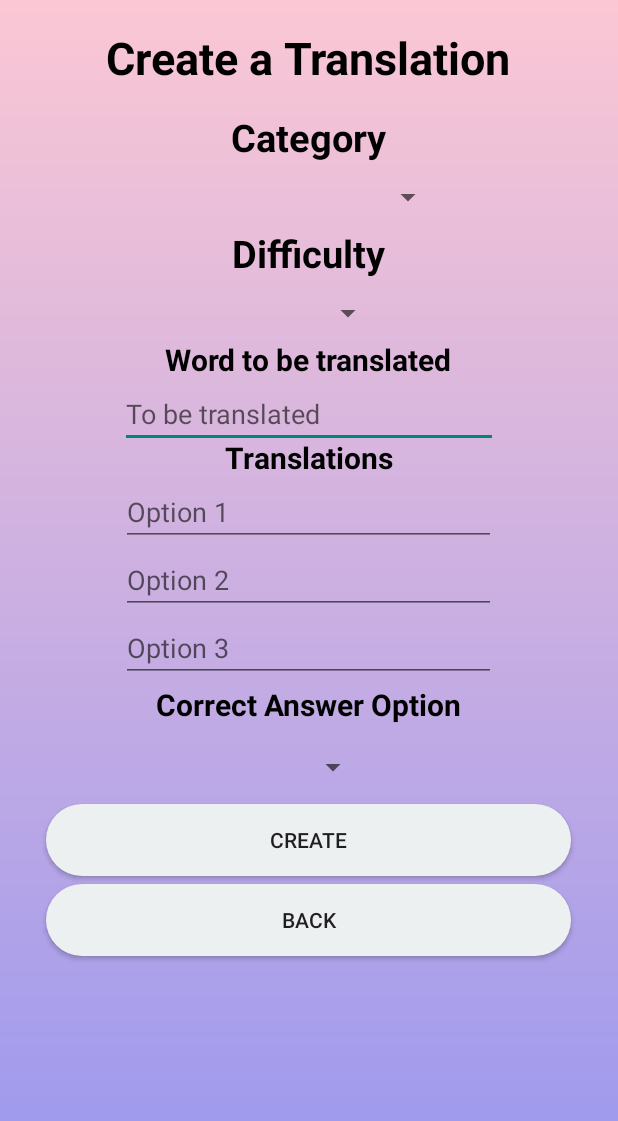
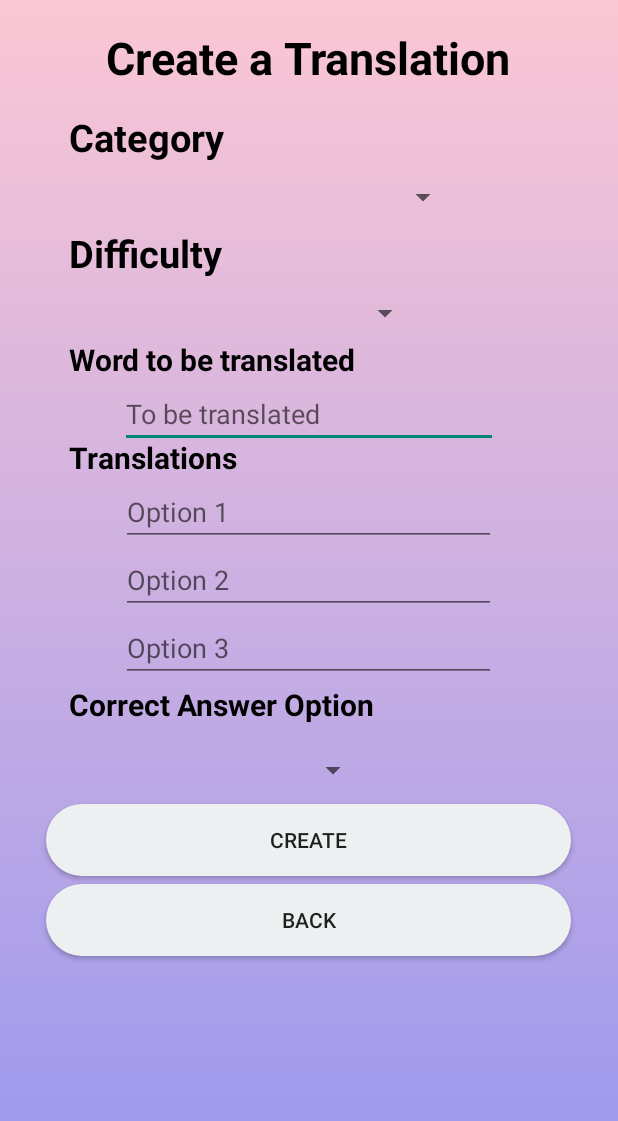
Before and after one commit to Manzazaa/Bisaya-Translation-Quiz-App, an Android app: the layout activity_create_translation.xml on its own in the app's theme, with its tools: preview values and no code run, on a phone screen of 412 x 824 dp. Shown: the top 1121 px of the screen. Run offline under Robolectric (Android 15) with nearby library versions, the phone set to English and light mode, and no system bars.

Commit message:
UI update Adding of question homepage3

```diff
--- a/app/src/main/res/layout/activity_create_translation.xml
+++ b/app/src/main/res/layout/activity_create_translation.xml
@@ -13,19 +13,19 @@
         android:id="@+id/textView_title"
         android:layout_width="wrap_content"
         android:layout_height="wrap_content"
+        android:layout_marginTop="2dp"
         android:text="Create a Translation"
+        android:layout_centerHorizontal="true"
         android:textColor="@color/black"
-        android:textStyle="bold"
-        android:layout_centerHorizontal="true"
-        android:layout_marginTop="2dp"
-        android:textSize="30sp"/>
+        android:textSize="30sp"
+        android:textStyle="bold" />
 
     <TextView
         android:id="@+id/textView_category"
         android:layout_width="wrap_content"
         android:layout_height="wrap_content"
         android:layout_below="@+id/textView_title"
-        android:layout_centerHorizontal="true"
+        android:layout_marginHorizontal="30dp"
         android:layout_marginTop="15dp"
         android:text="Category"
         android:textColor="@color/black"
@@ -34,7 +34,7 @@
 
     <Spinner
         android:id="@+id/spinner_create_category"
-        android:layout_width="180dp"
+        android:layout_width="200dp"
         android:layout_height="35dp"
         android:layout_below="@+id/textView_category"
         android:layout_centerHorizontal="true"
@@ -44,7 +44,7 @@
         android:id="@+id/textView_difficulty"
         android:layout_width="wrap_content"
         android:layout_height="wrap_content"
-        android:layout_centerHorizontal="true"
+        android:layout_marginHorizontal="30dp"
         android:layout_marginTop="135dp"
         android:text="Difficulty"
         android:textColor="@color/black"
@@ -53,7 +53,7 @@
 
     <Spinner
         android:id="@+id/spinner_create_difficulty"
-        android:layout_width="100dp"
+        android:layout_width="150dp"
         android:layout_height="35dp"
         android:layout_below="@+id/textView_difficulty"
         android:layout_centerHorizontal="true"
@@ -63,7 +63,7 @@
         android:id="@+id/textView_question"
         android:layout_width="wrap_content"
         android:layout_height="wrap_content"
-        android:layout_centerHorizontal="true"
+        android:layout_marginHorizontal="30dp"
         android:layout_marginTop="210dp"
         android:text="Word to be translated"
         android:textColor="@color/black"
@@ -85,7 +85,7 @@
         android:id="@+id/textView_answers"
         android:layout_width="wrap_content"
         android:layout_height="wrap_content"
-        android:layout_centerHorizontal="true"
+        android:layout_marginHorizontal="30dp"
         android:layout_marginTop="275dp"
         android:text="Translations"
         android:textColor="@color/black"
@@ -129,7 +129,7 @@
         android:id="@+id/textView_correct"
         android:layout_width="wrap_content"
         android:layout_height="wrap_content"
-        android:layout_centerHorizontal="true"
+        android:layout_marginHorizontal="30dp"
         android:layout_marginTop="440dp"
         android:text="Correct Answer Option"
         android:textColor="@color/black"
@@ -142,7 +142,7 @@
         android:layout_height="45dp"
         android:layout_below="@+id/textView_correct"
         android:layout_centerHorizontal="true"
-        android:layout_marginTop="5dp"
+        android:layout_marginTop="7dp"
         android:minHeight="48dp" />
 
     <Button
--- a/app/src/main/res/layout/activity_quiz.xml
+++ b/app/src/main/res/layout/activity_quiz.xml
@@ -94,14 +94,6 @@
 
     </RadioGroup>
 
-    <Button
-        android:id="@+id/button_confirm_next"
-        android:layout_width="match_parent"
-        android:layout_height="wrap_content"
-        android:layout_below="@id/radio_group"
-        android:layout_marginTop="16dp"
-        android:freezesText="true"
-        android:text="Confirm" />
 
     <TextView
         android:id="@+id/textViewTotalScore"
@@ -113,4 +105,13 @@
         android:textColor="@android:color/black"
         android:textSize="25sp"/>
 
+    <Button
+        android:id="@+id/button_confirm_next"
+        android:layout_width="match_parent"
+        android:layout_height="wrap_content"
+        android:layout_below="@id/radio_group"
+        android:layout_marginTop="16dp"
+        android:freezesText="true"
+        android:text="Confirm" />
+
 </RelativeLayout>
```
